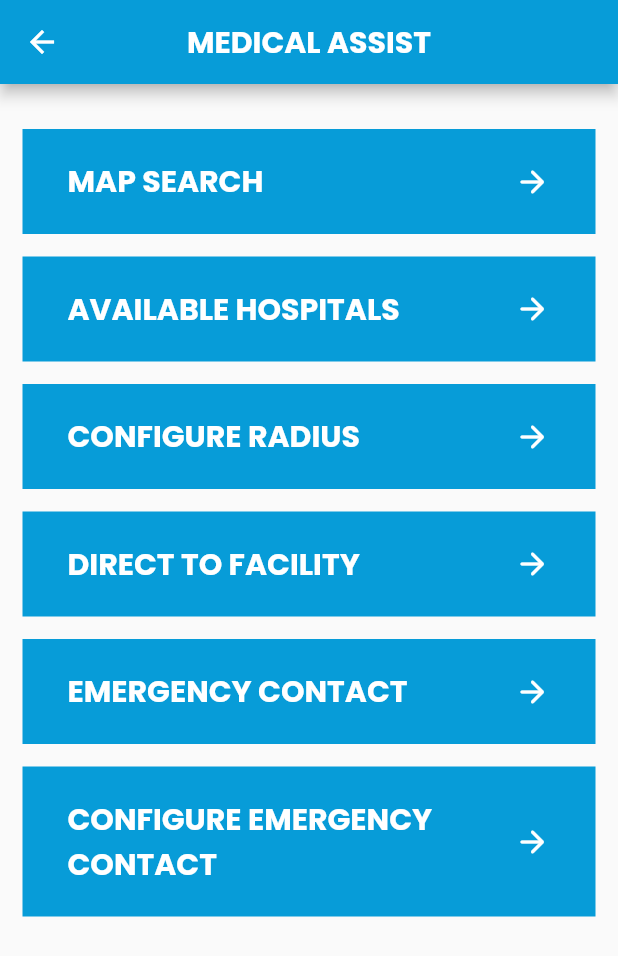
After one commit to ammarrizal/stswks_health_app, a Flutter app: the MedicalAssist screen opened directly, on a phone screen of 412 x 824 dp. The commit adds this screen. Shown: the top 956 px of the screen. Run offline on Flutter 3.47's test engine with Material 2 defaults, Android fonts, the phone set to English and light mode, and no system bars; our stand-ins replace flutter_cache_manager, font_awesome_flutter, google_fonts, hexcolor.

Commit message:
Added medical assist module

```diff
--- /dev/null
+++ b/lib/views/medical_assist_page.dart
@@ -0,0 +1,261 @@
+import 'package:flutter/material.dart';
+import 'package:prototype_1/views/available_hospitals_page.dart';
+import 'package:prototype_1/views/configure_emergency_contact_page.dart';
+import 'package:prototype_1/views/configure_radius_page.dart';
+import 'package:prototype_1/views/direct_to_facility_page.dart';
+import 'package:prototype_1/views/emergency_contact_page.dart';
+import 'package:prototype_1/views/map_search_page.dart';
+
+class MedicalAssist extends StatefulWidget {
+  @override
+  _MedicalAssistState createState() => _MedicalAssistState();
+}
+
+class _MedicalAssistState extends State<MedicalAssist> {
+  @override
+  Widget build(BuildContext context) {
+    return Scaffold(
+      appBar: AppBar(
+        title: Text(
+          'MEDICAL ASSIST',
+          style: TextStyle(
+            fontFamily: 'Poppins',
+            color: Colors.white,
+            fontWeight: FontWeight.bold,
+          ),
+        ),
+        backgroundColor: Color(0xff079cd8),
+        centerTitle: true,
+      ),
+      body: SingleChildScrollView(
+        child: Center(
+          child: Container(
+            child: Padding(
+              padding: const EdgeInsets.all(15.0),
+              child: Column(
+                mainAxisAlignment: MainAxisAlignment.center,
+                children: [
+                  SizedBox(height: 15.0),
+
+                  TextButton(
+                    onPressed: (){
+                      Navigator.push(context,
+                        MaterialPageRoute(builder: (context) => MapSearch()),);
+                    },
+                    style: ButtonStyle(
+                      shape: MaterialStateProperty.all(RoundedRectangleBorder(
+                        borderRadius: BorderRadius.circular(0.0),
+                      )),
+                      padding: MaterialStateProperty.all(EdgeInsets.fromLTRB(30.0, 20.0, 30.0, 20.0)),
+                      backgroundColor: MaterialStateProperty.all(Color(0xff079cd8)),
+                    ),
+                    child: Row(
+                      children: [
+                        Expanded(
+                          child: Text(
+                            'MAP SEARCH',
+                            style: TextStyle(
+                              fontFamily: 'Poppins',
+                              fontSize: 20,
+                              color: Colors.white,
+                              fontWeight: FontWeight.bold,
+                            ),
+                          ),
+                        ),
+                        SizedBox(width: 15.0),
+                        Icon(
+                          Icons.arrow_forward_rounded,
+                          color: Colors.white,
+                        ),
+                      ],
+                    ),
+                  ), // calorie counter
+
+                  SizedBox(height: 15.0),
+
+                  TextButton(
+                    onPressed: (){
+                      Navigator.push(context,
+                        MaterialPageRoute(builder: (context) => AvailableHospitals()),);
+                    },
+                    style: ButtonStyle(
+                      shape: MaterialStateProperty.all(RoundedRectangleBorder(
+                        borderRadius: BorderRadius.circular(0.0),
+                      )),
+                      padding: MaterialStateProperty.all(EdgeInsets.fromLTRB(30.0, 20.0, 30.0, 20.0)),
+                      backgroundColor: MaterialStateProperty.all(Color(0xff079cd8)),
+                    ),
+                    child: Row(
+                      children: [
+                        Expanded(
+                          child: Text(
+                            'AVAILABLE HOSPITALS',
+                            style: TextStyle(
+                              fontFamily: 'Poppins',
+                              fontSize: 20,
+                              color: Colors.white,
+                              fontWeight: FontWeight.bold,
+                            ),
+                          ),
+                        ),
+                        SizedBox(width: 15.0),
+                        Icon(
+                          Icons.arrow_forward_rounded,
+                          color: Colors.white,
+                        ),
+                      ],
+                    ),
+                  ), // consumed food
+
+                  SizedBox(height: 15.0),
+
+                  TextButton(
+                    onPressed: (){
+                      Navigator.push(context,
+                        MaterialPageRoute(builder: (context) => ConfigureRadius()),);
+                    },
+                    style: ButtonStyle(
+                      shape: MaterialStateProperty.all(RoundedRectangleBorder(
+                        borderRadius: BorderRadius.circular(0.0),
+                      )),
+                      padding: MaterialStateProperty.all(EdgeInsets.fromLTRB(30.0, 20.0, 30.0, 20.0)),
+                      backgroundColor: MaterialStateProperty.all(Color(0xff079cd8)),
+                    ),
+                    child: Row(
+                      children: [
+                        Expanded(
+                          child: Text(
+                            'CONFIGURE RADIUS',
+                            style: TextStyle(
+                              fontFamily: 'Poppins',
+                              fontSize: 20,
+                              color: Colors.white,
+                              fontWeight: FontWeight.bold,
+                            ),
+                          ),
+                        ),
+                        SizedBox(width: 15.0),
+                        Icon(
+                          Icons.arrow_forward_rounded,
+                          color: Colors.white,
+                        ),
+                      ],
+                    ),
+                  ),
+
+                  SizedBox(height: 15.0),
+
+                  TextButton(
+                    onPressed: (){
+                      Navigator.push(context,
+                        MaterialPageRoute(builder: (context) => DirectToFacility()),);
+                    },
+                    style: ButtonStyle(
+                      shape: MaterialStateProperty.all(RoundedRectangleBorder(
+                        borderRadius: BorderRadius.circular(0.0),
+                      )),
+                      padding: MaterialStateProperty.all(EdgeInsets.fromLTRB(30.0, 20.0, 30.0, 20.0)),
+                      backgroundColor: MaterialStateProperty.all(Color(0xff079cd8)),
+                    ),
+                    child: Row(
+                      children: [
+                        Expanded(
+                          child: Text(
+                            'DIRECT TO FACILITY',
+                            style: TextStyle(
+                              fontFamily: 'Poppins',
+                              fontSize: 20,
+                              color: Colors.white,
+                              fontWeight: FontWeight.bold,
+                            ),
+                          ),
+                        ),
+                        SizedBox(width: 15.0),
+                        Icon(
+                          Icons.arrow_forward_rounded,
+                          color: Colors.white,
+                        ),
+                      ],
+                    ),
+                  ),
+
+                  SizedBox(height: 15.0),
+
+                  TextButton(
+                    onPressed: (){
+                      Navigator.push(context,
+                        MaterialPageRoute(builder: (context) => EmergencyContact()),);
+                    },
+                    style: ButtonStyle(
+                      shape: MaterialStateProperty.all(RoundedRectangleBorder(
+                        borderRadius: BorderRadius.circular(0.0),
+                      )),
+                      padding: MaterialStateProperty.all(EdgeInsets.fromLTRB(30.0, 20.0, 30.0, 20.0)),
+                      backgroundColor: MaterialStateProperty.all(Color(0xff079cd8)),
+                    ),
+                    child: Row(
+                      children: [
+                        Expanded(
+                          child: Text(
+                            'EMERGENCY CONTACT',
+                            style: TextStyle(
+                              fontFamily: 'Poppins',
+                              fontSize: 20,
+                              color: Colors.white,
+                              fontWeight: FontWeight.bold,
+                            ),
+                          ),
+                        ),
+                        SizedBox(width: 15.0),
+                        Icon(
+                          Icons.arrow_forward_rounded,
+                          color: Colors.white,
+                        ),
+                      ],
+                    ),
+                  ),
+
+                  SizedBox(height: 15.0),
+
+                  TextButton(
+                    onPressed: (){
+                      Navigator.push(context,
+                        MaterialPageRoute(builder: (context) => ConfigureEmergencyContact()),);
+                    },
+                    style: ButtonStyle(
+                      shape: MaterialStateProperty.all(RoundedRectangleBorder(
+                        borderRadius: BorderRadius.circular(0.0),
+                      )),
+                      padding: MaterialStateProperty.all(EdgeInsets.fromLTRB(30.0, 20.0, 30.0, 20.0)),
+                      backgroundColor: MaterialStateProperty.all(Color(0xff079cd8)),
+                    ),
+                    child: Row(
+                      children: [
+                        Expanded(
+                          child: Text(
+                            'CONFIGURE EMERGENCY CONTACT',
+                            style: TextStyle(
+                              fontFamily: 'Poppins',
+                              fontSize: 20,
+                              color: Colors.white,
+                              fontWeight: FontWeight.bold,
+                            ),
+                          ),
+                        ),
+                        SizedBox(width: 15.0),
+                        Icon(
+                          Icons.arrow_forward_rounded,
+                          color: Colors.white,
+                        ),
+                      ],
+                    ),
+                  ),
+                ],
+              ),
+            ),
+          ),
+        ),
+      ),
+    );
+  }
+}
--- a/lib/views/my_home_page.dart
+++ b/lib/views/my_home_page.dart
@@ -8,6 +8,7 @@ import 'package:prototype_1/constants.dart';
 import 'package:prototype_1/views/calorie_counter_page.dart';
 import 'package:prototype_1/views/health_channel_page.dart';
 import 'package:prototype_1/views/vital_tracker_page.dart';
+import 'medical_assist_page.dart';
 import 'user_profile_info.dart';
 
 class MyHomePage extends StatelessWidget {
@@ -222,6 +223,7 @@ class MyHomePage extends StatelessWidget {
                       title: "Medical\nAssist",
                       color: "#D9F8FB",
                       icon: FontAwesomeIcons.medkit,
+                      pageTo: MedicalAssist(),
                     ),
                     SizedBox(
                       width: 12,
```
Also changed, not shown: lib/views/available_hospitals_page.dart (added, +26 -0 lines), lib/views/configure_emergency_contact_page.dart (added, +26 -0 lines), lib/views/configure_radius_page.dart (added, +26 -0 lines), lib/views/direct_to_facility_page.dart (added, +26 -0 lines), lib/views/emergency_contact_page.dart (added, +26 -0 lines), lib/views/map_search_page.dart (added, +26 -0 lines).
